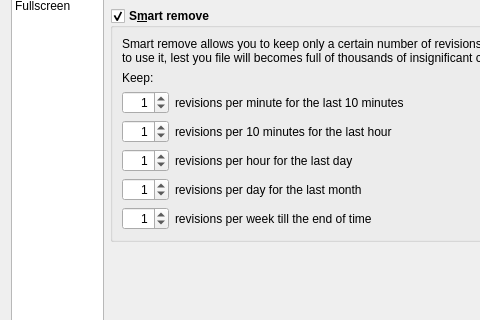
First picture: the form in manuskript/ui/settings_ui.ui, repository olivierkes/manuskript, before the edit; both pictures show x 0 to 480 and y 83 to 403 of the 658 by 598 pixel window.
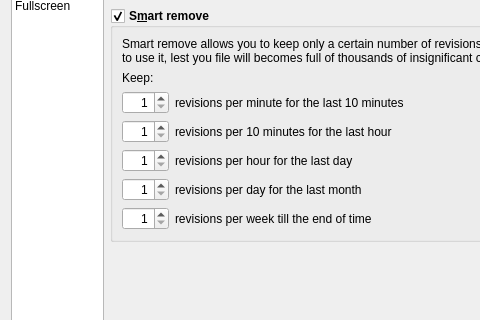
Second picture: the form after the edit. The open tabs and pages were chosen to show the change. Icons and pictures are not drawn.

Commit message: UI enforces >=1 revision kept per timespan

The edit to the form file:
```diff
--- a/manuskript/ui/settings_ui.ui
+++ b/manuskript/ui/settings_ui.ui
@@ -578,6 +578,9 @@
             <property name="alignment">
              <set>Qt::AlignRight|Qt::AlignTrailing|Qt::AlignVCenter</set>
             </property>
+            <property name="minimum">
+             <number>1</number>
+            </property>
             <property name="maximum">
              <number>999</number>
             </property>
@@ -642,6 +645,9 @@
             <property name="alignment">
              <set>Qt::AlignRight|Qt::AlignTrailing|Qt::AlignVCenter</set>
             </property>
+            <property name="minimum">
+             <number>1</number>
+            </property>
             <property name="maximum">
              <number>999</number>
             </property>
@@ -667,6 +673,9 @@
             <property name="alignment">
              <set>Qt::AlignRight|Qt::AlignTrailing|Qt::AlignVCenter</set>
             </property>
+            <property name="minimum">
+             <number>1</number>
+            </property>
             <property name="maximum">
              <number>999</number>
             </property>
@@ -692,6 +701,9 @@
             <property name="alignment">
              <set>Qt::AlignRight|Qt::AlignTrailing|Qt::AlignVCenter</set>
             </property>
+            <property name="minimum">
+             <number>1</number>
+            </property>
             <property name="maximum">
              <number>999</number>
             </property>
@@ -717,6 +729,9 @@
             <property name="alignment">
              <set>Qt::AlignRight|Qt::AlignTrailing|Qt::AlignVCenter</set>
             </property>
+            <property name="minimum">
+             <number>1</number>
+            </property>
             <property name="maximum">
              <number>999</number>
             </property>
```
The commit also changes 1 other file.
